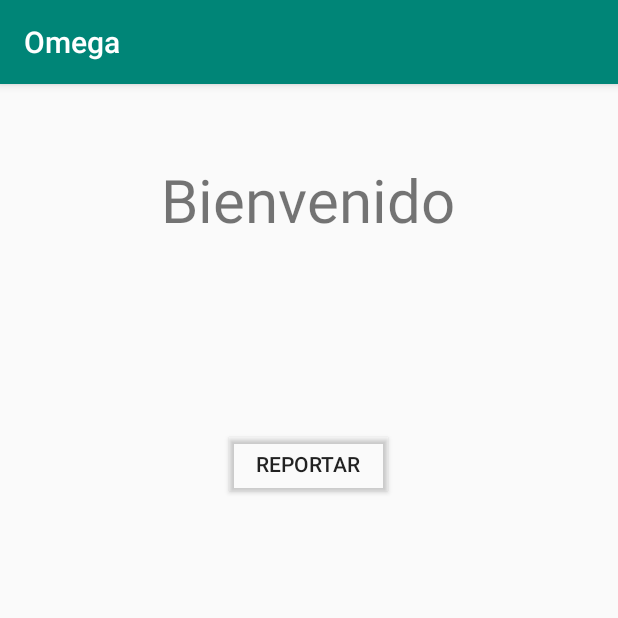
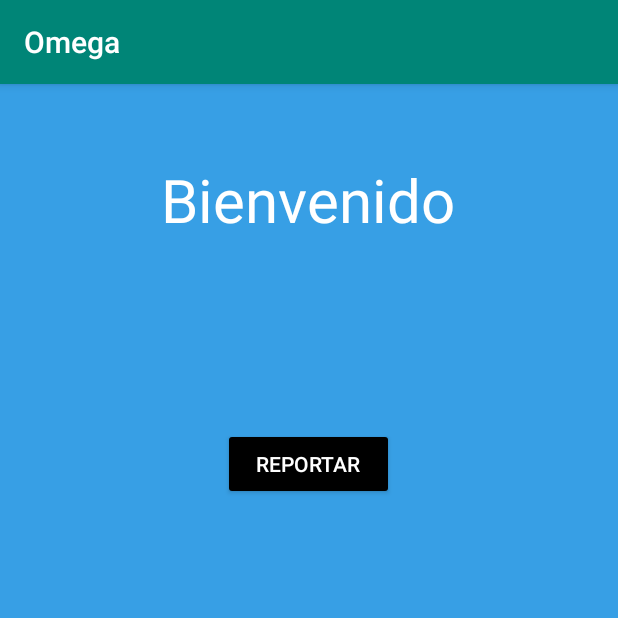
Before and after one commit to BernardGU/Omega, an Android app: the screen it shows after launch (MainActivity), on a phone screen of 412 x 824 dp, the top half of it. Run offline under Robolectric (Android 15) with nearby library versions, the phone set to English and light mode, and no system bars.

Commit message:
cambio de colores activity_main.xml

```diff
--- a/app/src/main/res/layout/activity_main.xml
+++ b/app/src/main/res/layout/activity_main.xml
@@ -5,6 +5,7 @@
     xmlns:app="http://schemas.android.com/apk/res-auto"
     android:layout_width="match_parent"
     android:layout_height="match_parent"
+    android:background="#379FE5"
     tools:context=".MainActivity">
 
     <TextView
@@ -13,6 +14,7 @@
         android:layout_height="wrap_content"
         android:text="Bienvenido"
         android:textSize="40sp"
+        android:textColor="#FFFFFF"
         app:layout_constraintBottom_toBottomOf="parent"
         app:layout_constraintHorizontal_bias="0.497"
         app:layout_constraintLeft_toLeftOf="parent"
@@ -24,7 +26,8 @@
         android:id="@+id/LB_Reportar"
         android:layout_width="114dp"
         android:layout_height="48dp"
-        android:backgroundTint="#00A21A4D"
+        android:textColor="#FFFFFF"
+        android:backgroundTint="#000000"
         android:text="Reportar"
         app:layout_constraintBottom_toBottomOf="parent"
         app:layout_constraintEnd_toEndOf="parent"
```
